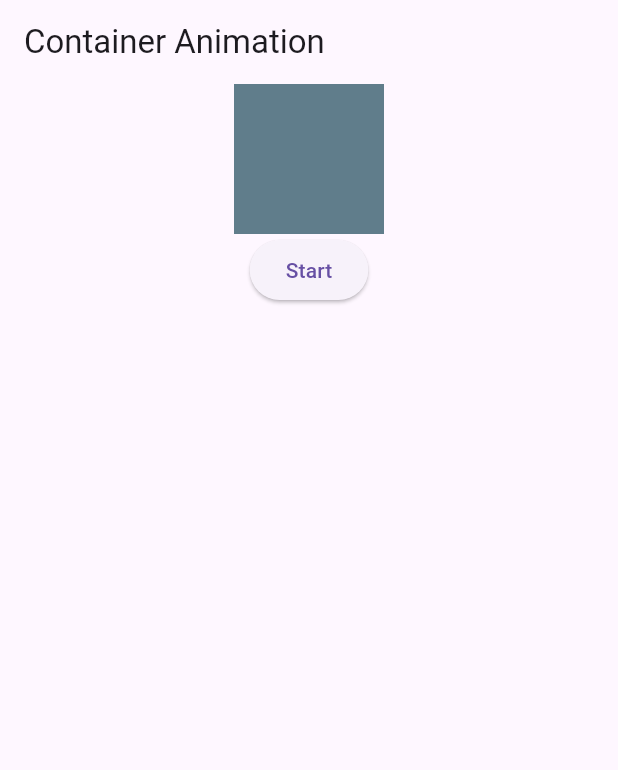
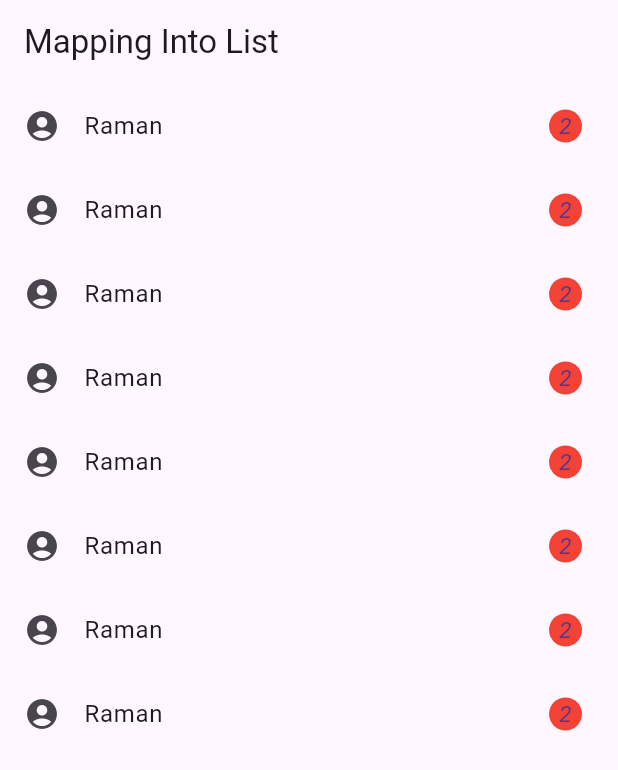
Before and after one commit to BhautikPatel7/StateManagment_flutter, a Flutter app: the screen it shows after launch, on a phone screen of 412 x 824 dp. Shown: the top 770 px of the screen. Run offline on Flutter 3.47's test engine with Material 3 defaults, Android fonts, the light colour scheme and no system bars; our stand-ins replace sleek_circular_slider, syncfusion_flutter_sliders; missing offline and left inert: dart:ffi.

Commit message:
Maping Into List And Animations

```diff
--- a/lib/AnimationWscubeCon.dart
+++ b/lib/Animations/AnimationWscubeCon.dart
@@ -39,10 +39,7 @@ bool flag = true;
                       _height = 100;
                       flag = true;
                     }
-
                   }
-
-
                 );
               }, child: Text('Start')),
             ],
--- /dev/null
+++ b/lib/MapingList.dart
@@ -0,0 +1,73 @@
+import 'package:flutter/material.dart';
+
+
+class MapingIntoList extends StatelessWidget {
+
+  var datalist = [
+    {
+      'name' : 'Raman',
+      'mobno' : '985563542',
+      'unread' : '2'
+    },
+     {
+      'name' : 'Raman',
+      'mobno' : '985563542',
+      'unread' : '2'
+    },
+     {
+      'name' : 'Raman',
+      'mobno' : '985563542',
+      'unread' : '2'
+    },
+     {
+      'name' : 'Raman',
+      'mobno' : '985563542',
+      'unread' : '2'
+    },
+     {
+      'name' : 'Raman',
+      'mobno' : '985563542',
+      'unread' : '2'
+    },
+     {
+      'name' : 'Raman',
+      'mobno' : '985563542',
+      'unread' : '2'
+    },
+     {
+      'name' : 'Raman',
+      'mobno' : '985563542',
+      'unread' : '2'
+    },
+     {
+      'name' : 'Raman',
+      'mobno' : '985563542',
+      'unread' : '2'
+    },
+
+
+  ];
+    @override
+    Widget build(BuildContext context) {
+      return Scaffold(
+        appBar: AppBar(title: Text('Mapping Into List'),),
+        body:Container(
+          child: ListView(
+            children: datalist.map((value) {
+                return ListTile(
+                  leading: Icon(Icons.account_circle),
+                  title: Text(value['name'].toString()),
+                  trailing: CircleAvatar(
+                    radius: 11,
+                    backgroundColor: Colors.red,
+                    child: Text(value['unread'].toString(),style: TextStyle(fontSize: 15),)),
+                );
+            } ).toList(),
+          ),
+        ),
+      );
+
+  }
+
+
+}
--- a/lib/main.dart
+++ b/lib/main.dart
@@ -1,26 +1,30 @@
 import 'package:flutter/material.dart';
 import 'package:sleek_circular_slider/sleek_circular_slider.dart';
 import 'package:widget_pratice/Adaptivedesign.dart';
-import 'package:widget_pratice/AnimateContainers.dart';
-import 'package:widget_pratice/AnimationWscubeCon.dart';
+import 'package:widget_pratice/Animations/AnimateContainers.dart';
+import 'package:widget_pratice/Animations/AnimatedOpacity.dart';
+import 'package:widget_pratice/Animations/AnimationWscubeCon.dart';
 import 'package:widget_pratice/BMIcal.dart';
 import 'package:widget_pratice/CreatingCustomWidget.dart';
 import 'package:widget_pratice/CustomWidget.dart';
+import 'package:widget_pratice/Animations/HeroAnimation.dart';
+import 'package:widget_pratice/MapingList.dart';
 import 'package:widget_pratice/Parallxeffect.dart';
-import 'package:widget_pratice/SplashScreen.dart';
+import 'package:widget_pratice/Animations/SplashScreen.dart';
 import 'package:widget_pratice/Textfield.dart';
+import 'package:widget_pratice/ThreeDList.dart';
 import 'package:widget_pratice/grid.dart';
 import 'package:widget_pratice/managestate.dart';
 import 'package:widget_pratice/simplecalac.dart';
-import 'package:widget_pratice/fifth.dart';
-import 'package:widget_pratice/four.dart';
+import 'package:widget_pratice/numericname/fifth.dart';
+import 'package:widget_pratice/numericname/four.dart';
 import 'package:widget_pratice/login.dart';
-import 'package:widget_pratice/second.dart';
-import 'package:widget_pratice/seven.dart';
-import 'package:widget_pratice/Flutter_Cart_Assignment.dart';
+import 'package:widget_pratice/numericname/second.dart';
+import 'package:widget_pratice/numericname/seven.dart';
+import 'package:widget_pratice/Assignment/Flutter_Cart_Assignment.dart';
 import 'package:widget_pratice/src/People.dart';
 import 'package:widget_pratice/styleandtheme.dart';
-import 'package:widget_pratice/third.dart';
+import 'package:widget_pratice/numericname/third.dart';
 import 'package:widget_pratice/ui_login.dart';
 import 'package:widget_pratice/validation.dart';
 import 'package:widget_pratice/workwithtab.dart';
@@ -72,7 +76,11 @@ Widget build(BuildContext context) {
   // home: BmiCalculator(),
   // home:AdaptiveDesign(),
     // home: MyHomePage(title: 'Product layout demo home page', animation: animation,)
-   home: AnimationWscubeCon(),
+  // home: AnimationWscubeCon(),
+  // home: AnimatedOpacityone(),
+  // home: HeroAnimationExample(),
+  // home: ThreeDList(),
+  home: MapingIntoList(),
 
   );
   // home: MyApphy(),
```
Also changed, not shown: lib/Animations/AnimatedOpacity.dart (added, +71 -0 lines), lib/Animations/HeroAnimation.dart (added, +41 -0 lines), lib/ThreeDList.dart (added, +46 -0 lines), lib/Animations/AnimateContainers.dart (renamed from lib/AnimateContainers.dart), lib/Animations/SplashScreen.dart (renamed from lib/SplashScreen.dart), lib/Assignment/Flutter_Cart_Assignment.dart (renamed from lib/Flutter_Cart_Assignment.dart), lib/numericname/fifth.dart (renamed from lib/fifth.dart), lib/numericname/four.dart (renamed from lib/four.dart), lib/numericname/second.dart (renamed from lib/second.dart), lib/numericname/seven.dart (renamed from lib/seven.dart), lib/numericname/third.dart (renamed from lib/third.dart).
